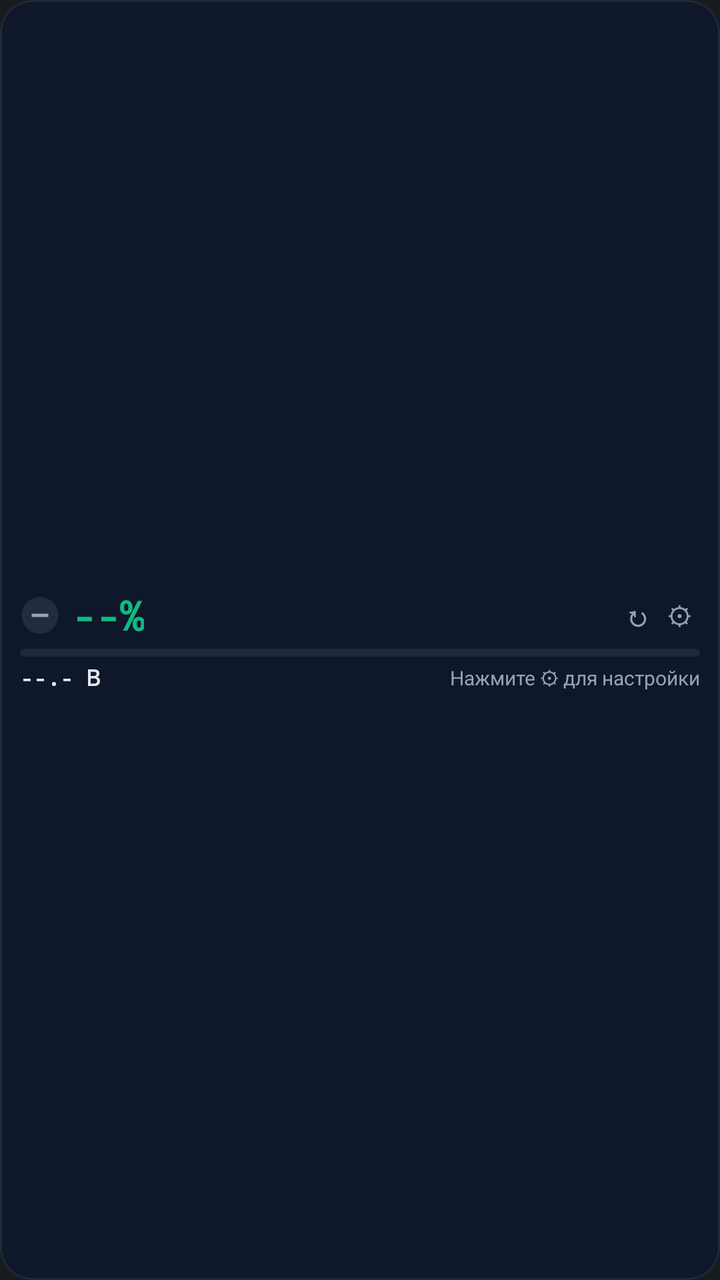
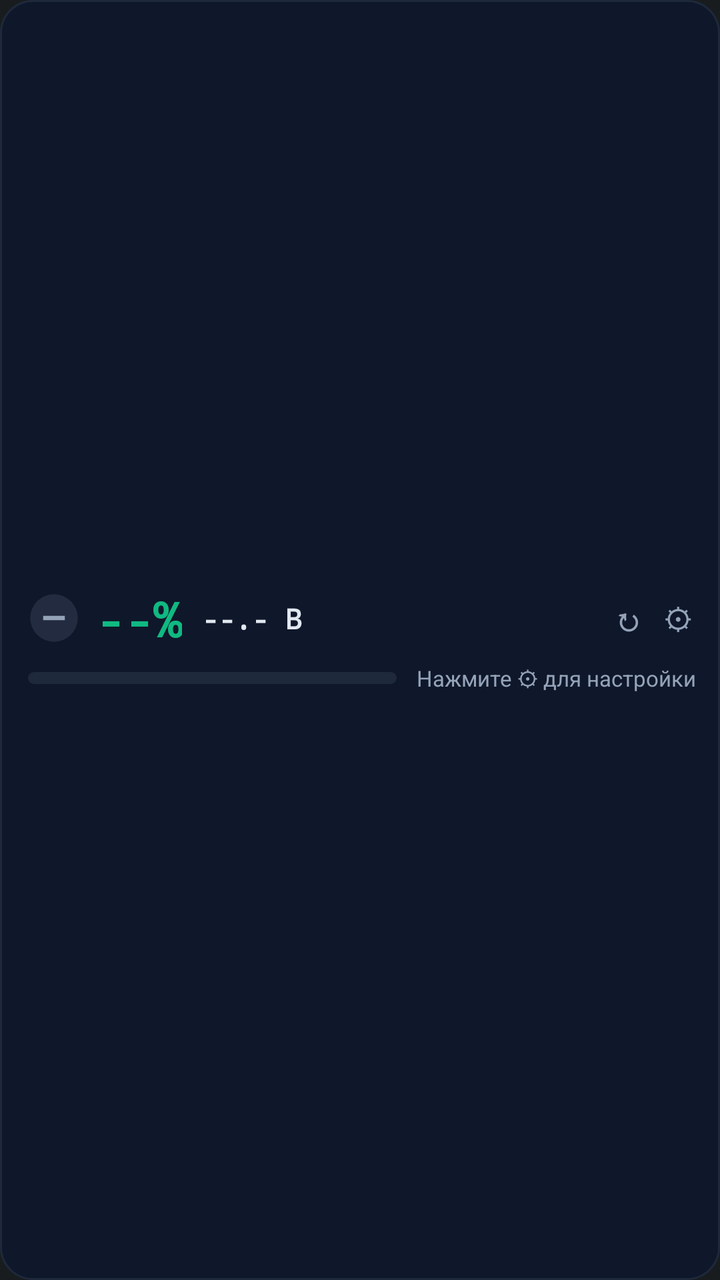

Two renders of the same Android screen: before a commit and after it. Below are the layout's source before the change and the commit's diff.
<!-- AndroidManifest.xml: application theme android:Theme.DeviceDefault.NoActionBar -->
<!-- res/layout/widget_battery.xml -->
<?xml version="1.0" encoding="utf-8"?>
<LinearLayout xmlns:android="http://schemas.android.com/apk/res/android"
    android:id="@+id/widget_root"
    android:layout_width="match_parent"
    android:layout_height="match_parent"
    android:background="@drawable/widget_bg"
    android:gravity="center_vertical"
    android:orientation="vertical"
    android:paddingStart="10dp"
    android:paddingTop="6dp"
    android:paddingEnd="10dp"
    android:paddingBottom="6dp">

    
    <LinearLayout
        android:layout_width="match_parent"
        android:layout_height="wrap_content"
        android:gravity="center_vertical"
        android:orientation="horizontal">

        <ImageView
            android:id="@+id/widget_state_icon"
            android:layout_width="20dp"
            android:layout_height="20dp"
            android:contentDescription="@string/widget_title"
            android:src="@drawable/ic_state_idle" />

        <TextView
            android:id="@+id/widget_soc"
            android:layout_width="wrap_content"
            android:layout_height="wrap_content"
            android:layout_marginStart="6dp"
            android:fontFamily="monospace"
            android:maxLines="1"
            android:text="@string/widget_placeholder_soc"
            android:textColor="#10B981"
            android:textSize="20sp"
            android:textStyle="bold" />

        <TextView
            android:id="@+id/widget_eta"
            android:layout_width="0dp"
            android:layout_height="wrap_content"
            android:layout_marginStart="6dp"
            android:layout_weight="1"
            android:ellipsize="end"
            android:maxLines="1"
            android:text=""
            android:textColor="#94A3B8"
            android:textSize="12sp"
            android:textStyle="bold" />

        <TextView
            android:id="@+id/widget_btn_refresh"
            android:layout_width="wrap_content"
            android:layout_height="wrap_content"
            android:padding="4dp"
            android:text="↻"
            android:textColor="#94A3B8"
            android:textSize="14sp"
            android:textStyle="bold" />

        <TextView
            android:id="@+id/widget_btn_settings"
            android:layout_width="wrap_content"
            android:layout_height="wrap_content"
            android:padding="4dp"
            android:text="⚙"
            android:textColor="#94A3B8"
            android:textSize="13sp" />
    </LinearLayout>

    
    <ProgressBar
        android:id="@+id/widget_progress"
        style="?android:attr/progressBarStyleHorizontal"
        android:layout_width="match_parent"
        android:layout_height="4dp"
        android:layout_marginTop="3dp"
        android:layout_marginBottom="3dp"
        android:indeterminate="false"
        android:indeterminateOnly="false"
        android:max="100"
        android:progress="0"
        android:progressDrawable="@drawable/widget_progress" />

    
    <LinearLayout
        android:layout_width="match_parent"
        android:layout_height="wrap_content"
        android:gravity="center_vertical"
        android:orientation="horizontal">

        <TextView
            android:id="@+id/widget_voltage"
            android:layout_width="0dp"
            android:layout_height="wrap_content"
            android:layout_weight="1"
            android:ellipsize="end"
            android:fontFamily="monospace"
            android:maxLines="1"
            android:text="@string/widget_placeholder_voltage"
            android:textColor="#E2E8F0"
            android:textSize="11sp"
            android:textStyle="bold" />

        <TextView
            android:id="@+id/widget_updated"
            android:layout_width="wrap_content"
            android:layout_height="wrap_content"
            android:layout_marginStart="6dp"
            android:maxLines="1"
            android:text="@string/widget_waiting"
            android:textColor="#94A3B8"
            android:textSize="10sp" />
    </LinearLayout>

</LinearLayout>
<!-- resources referenced by this layout -->
<resources>
  <!-- drawable ic_state_idle (drawable) -->
  <?xml version="1.0" encoding="utf-8"?>
  <vector xmlns:android="http://schemas.android.com/apk/res/android"
      android:width="24dp"
      android:height="24dp"
      android:viewportWidth="24"
      android:viewportHeight="24">
      <path
          android:fillColor="#2694A3B8"
          android:pathData="M12,1A11,11 0 1,1 12,23A11,11 0 1,1 12,1Z" />
      <path
          android:fillColor="#94A3B8"
          android:pathData="M7,11H17V13H7Z" />
  </vector>
  <!-- drawable widget_bg (drawable) -->
  <?xml version="1.0" encoding="utf-8"?>
  <shape xmlns:android="http://schemas.android.com/apk/res/android"
      android:shape="rectangle">
      <solid android:color="#0F172A" />
      <corners android:radius="16dp" />
      <stroke
          android:width="1dp"
          android:color="#1E293B" />
  </shape>
  <!-- drawable widget_progress (drawable) -->
  <?xml version="1.0" encoding="utf-8"?>
  <layer-list xmlns:android="http://schemas.android.com/apk/res/android">
      <item android:id="@android:id/background">
          <shape android:shape="rectangle">
              <corners android:radius="6dp" />
              <solid android:color="#1E293B" />
          </shape>
      </item>
      <item android:id="@android:id/progress">
          <scale android:scaleWidth="100%">
              <shape android:shape="rectangle">
                  <corners android:radius="6dp" />
                  <solid android:color="#10B981" />
              </shape>
          </scale>
      </item>
  </layer-list>
  <string name="widget_placeholder_soc">--%</string>
  <string name="widget_placeholder_voltage">--.- В</string>
  <string name="widget_title">⚡ АКБ</string>
  <string name="widget_waiting">Нажмите ⚙ для настройки</string>
</resources>

<!-- the commit's change to res/layout/widget_battery.xml (unified diff, before → after) -->
@@ -6,10 +6,10 @@
     android:background="@drawable/widget_bg"
     android:gravity="center_vertical"
     android:orientation="vertical"
-    android:paddingStart="10dp"
-    android:paddingTop="6dp"
-    android:paddingEnd="10dp"
-    android:paddingBottom="6dp">
+    android:paddingStart="14dp"
+    android:paddingTop="8dp"
+    android:paddingEnd="12dp"
+    android:paddingBottom="8dp">
 
     
     <LinearLayout
@@ -20,8 +20,8 @@
 
         <ImageView
             android:id="@+id/widget_state_icon"
-            android:layout_width="20dp"
-            android:layout_height="20dp"
+            android:layout_width="26dp"
+            android:layout_height="26dp"
             android:contentDescription="@string/widget_title"
             android:src="@drawable/ic_state_idle" />
 
@@ -29,90 +29,96 @@
             android:id="@+id/widget_soc"
             android:layout_width="wrap_content"
             android:layout_height="wrap_content"
-            android:layout_marginStart="6dp"
+            android:layout_marginStart="8dp"
             android:fontFamily="monospace"
             android:maxLines="1"
             android:text="@string/widget_placeholder_soc"
             android:textColor="#10B981"
-            android:textSize="20sp"
+            android:textSize="24sp"
+            android:textStyle="bold" />
+
+        <TextView
+            android:id="@+id/widget_voltage"
+            android:layout_width="wrap_content"
+            android:layout_height="wrap_content"
+            android:layout_marginStart="10dp"
+            android:ellipsize="end"
+            android:fontFamily="monospace"
+            android:maxLines="1"
+            android:text="@string/widget_placeholder_voltage"
+            android:textColor="#E2E8F0"
+            android:textSize="14sp"
             android:textStyle="bold" />
 
         <TextView
             android:id="@+id/widget_eta"
             android:layout_width="0dp"
             android:layout_height="wrap_content"
-            android:layout_marginStart="6dp"
+            android:layout_marginStart="8dp"
             android:layout_weight="1"
             android:ellipsize="end"
+            android:gravity="end"
             android:maxLines="1"
             android:text=""
             android:textColor="#94A3B8"
-            android:textSize="12sp"
+            android:textSize="13sp"
             android:textStyle="bold" />
 
         <TextView
             android:id="@+id/widget_btn_refresh"
             android:layout_width="wrap_content"
             android:layout_height="wrap_content"
-            android:padding="4dp"
+            android:paddingStart="8dp"
+            android:paddingTop="2dp"
+            android:paddingEnd="6dp"
+            android:paddingBottom="2dp"
             android:text="↻"
             android:textColor="#94A3B8"
-            android:textSize="14sp"
+            android:textSize="16sp"
             android:textStyle="bold" />
 
         <TextView
             android:id="@+id/widget_btn_settings"
             android:layout_width="wrap_content"
             android:layout_height="wrap_content"
-            android:padding="4dp"
+            android:paddingStart="4dp"
+            android:paddingTop="2dp"
+            android:paddingEnd="2dp"
+            android:paddingBottom="2dp"
             android:text="⚙"
             android:textColor="#94A3B8"
-            android:textSize="13sp" />
+            android:textSize="15sp" />
     </LinearLayout>
-
-    
-    <ProgressBar
-        android:id="@+id/widget_progress"
-        style="?android:attr/progressBarStyleHorizontal"
-        android:layout_width="match_parent"
-        android:layout_height="4dp"
-        android:layout_marginTop="3dp"
-        android:layout_marginBottom="3dp"
-        android:indeterminate="false"
-        android:indeterminateOnly="false"
-        android:max="100"
-        android:progress="0"
-        android:progressDrawable="@drawable/widget_progress" />
 
     
     <LinearLayout
         android:layout_width="match_parent"
         android:layout_height="wrap_content"
+        android:layout_marginTop="6dp"
         android:gravity="center_vertical"
         android:orientation="horizontal">
 
-        <TextView
-            android:id="@+id/widget_voltage"
+        <ProgressBar
+            android:id="@+id/widget_progress"
+            style="?android:attr/progressBarStyleHorizontal"
             android:layout_width="0dp"
-            android:layout_height="wrap_content"
+            android:layout_height="6dp"
             android:layout_weight="1"
-            android:ellipsize="end"
-            android:fontFamily="monospace"
-            android:maxLines="1"
-            android:text="@string/widget_placeholder_voltage"
-            android:textColor="#E2E8F0"
-            android:textSize="11sp"
-            android:textStyle="bold" />
+            android:indeterminate="false"
+            android:indeterminateOnly="false"
+            android:max="100"
+            android:progress="0"
+            android:progressDrawable="@drawable/widget_progress" />
 
         <TextView
             android:id="@+id/widget_updated"
             android:layout_width="wrap_content"
             android:layout_height="wrap_content"
-            android:layout_marginStart="6dp"
+            android:layout_marginStart="10dp"
             android:maxLines="1"
             android:text="@string/widget_waiting"
             android:textColor="#94A3B8"
-            android:textSize="10sp" />
+            android:textSize="11sp" />
     </LinearLayout>
 
 </LinearLayout>
